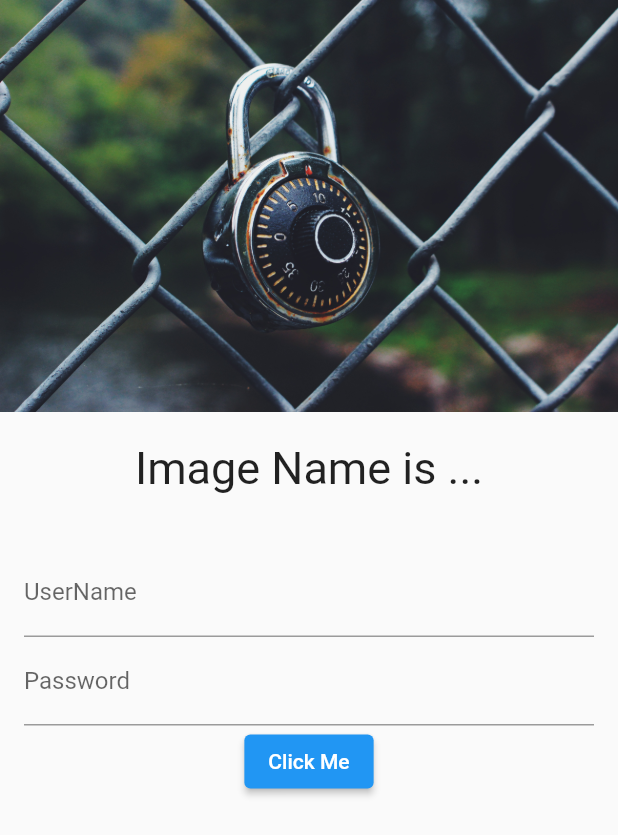
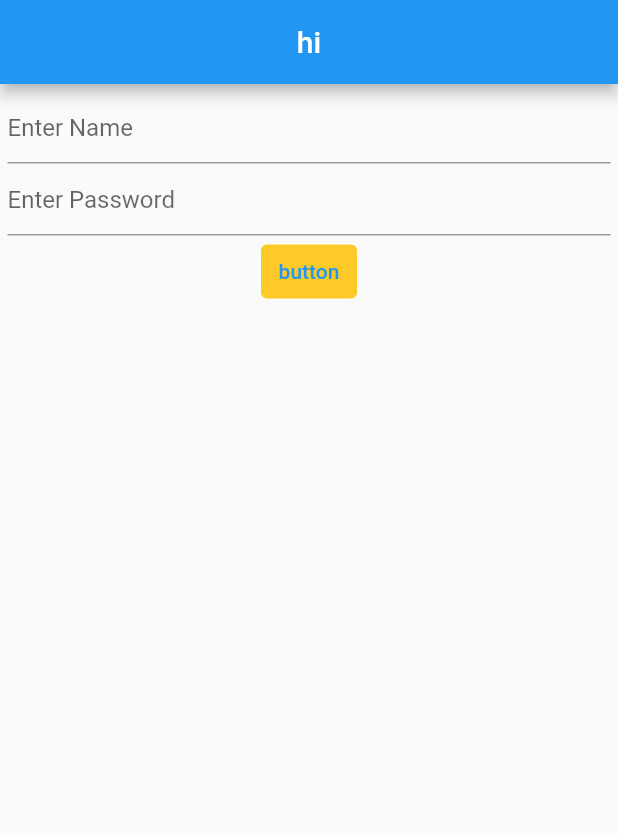
Before and after one commit to AminulIslam254/Flutter-App-with-restapi-support, a Flutter app: the screen it shows after launch, on a phone screen of 412 x 824 dp. Shown: the top 835 px of the screen. Run offline on Flutter 3.47's test engine with Material 2 defaults, Android fonts, the phone set to English and light mode, and no system bars.

Commit message:
made resapi supported

```diff
--- a/lib/main.dart
+++ b/lib/main.dart
@@ -11,12 +11,10 @@ class MyApp extends StatelessWidget {
 
   @override
   Widget build(BuildContext context) {
-
-
     return MaterialApp(
-      routes: {
-        "/home":(context) => HomePage(),
-        "/":(context) => LoginPage()
+      routes:{
+        "/":(context)=>LoginPage(),
+        "/home":(context)=>HomePage()
       },
     );
   }
--- a/lib/pages/login_page.dart
+++ b/lib/pages/login_page.dart
@@ -1,58 +1,43 @@
 import 'package:flutter/material.dart';
+import 'package:proj2/pages/home_page.dart';
 
 class LoginPage extends StatelessWidget {
+
   const LoginPage({super.key});
+
 
   @override
   Widget build(BuildContext context) {
+    String name="";
+    String Password="";
     return MaterialApp(
       home: Scaffold(
-        body: Column(
-          children: [
-            Image.asset(
-              "assets/images/login1.jpg",
-              fit: BoxFit.cover,
-            ),
-            SizedBox(
-              height: 20,
-            ),
-            Text(
-              "Image Name is ...",
-              style: TextStyle(
-                fontSize: 30,
-              ),
-            ),
-            SizedBox(
-              height: 20,
-            ),
-            Padding(
-              padding: const EdgeInsets.all(16.0),
+          appBar: AppBar(
+            title: Text("hi"),
+            centerTitle: true,
+          ),
+          body: Padding(
+              padding: EdgeInsets.symmetric(horizontal: 5, vertical: 5),
               child: Column(
                 children: [
-                  TextFormField(
+                  TextField(
                     decoration: InputDecoration(
-                      hintText: "Enter Username",
-                      label: Text("UserName"),
+                      hintText: "Enter Name",
                     ),
+                    onChanged: (value) => {name=value},
                   ),
-                  TextFormField(
-                    decoration: InputDecoration(
-                      hintText: ("Enter Password"),
-                      label: Text("Password"),
-                    ),
+                  TextField(
+                    decoration: InputDecoration(hintText: "Enter Password"),
+                    onChanged: (value) => {Password=value},
                   ),
-                  ElevatedButton(
-                    onPressed: () {
-                      Navigator.pushNamed(context, "/home");
-                    },
-                    child: Text("Click Me"),
-                  )
+                  TextButton(onPressed: (){Navigator.pushNamed(
+                    context,
+                    "/home",
+                    arguments:[name,Password]
+                  );
+                  }, child: Text("button"),style: ButtonStyle(backgroundColor:MaterialStateProperty.all(Colors.amber.shade400)),)
                 ],
-              ),
-            )
-          ],
-        ),
-      ),
+              ))),
     );
   }
 }
--- a/pubspec.yaml
+++ b/pubspec.yaml
@@ -35,6 +35,7 @@ dependencies:
   # The following adds the Cupertino Icons font to your application.
   # Use with the CupertinoIcons class for iOS style icons.
   cupertino_icons: ^1.0.2
+  http: ^1.1.0
 
 dev_dependencies:
   flutter_test:
```
Also changed, not shown: lib/pages/home_page.dart (+56 -3 lines), pubspec.lock, 1 other file.
